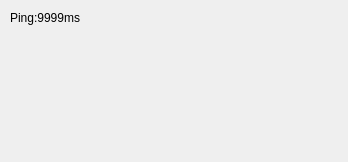
Old version of the form mainwindow.ui in the repository 1143910315/QinDevilClient.
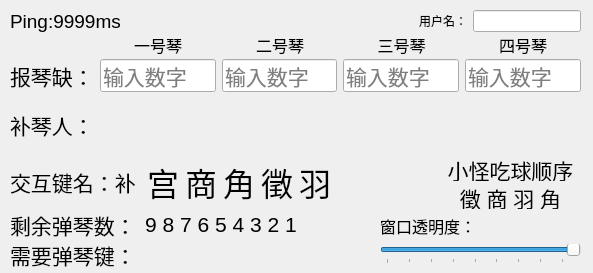
New version of the form. Custom widgets are drawn as their Qt base class.

Commit message: 报缺补弦弹琴

What changed in the file:
```diff
--- a/mainwindow.ui
+++ b/mainwindow.ui
@@ -6,29 +6,542 @@
    <rect>
     <x>0</x>
     <y>0</y>
-    <width>348</width>
-    <height>162</height>
+    <width>593</width>
+    <height>273</height>
    </rect>
   </property>
   <property name="windowTitle">
    <string>MainWindow</string>
   </property>
   <widget class="QWidget" name="centralwidget">
-   <widget class="QLabel" name="label">
+   <widget class="QWidget" name="layoutWidget">
+    <property name="geometry">
+     <rect>
+      <x>10</x>
+      <y>163</y>
+      <width>321</width>
+      <height>38</height>
+     </rect>
+    </property>
+    <layout class="QHBoxLayout" name="horizontalLayout" stretch="1,0,0,0,0,0">
+     <item>
+      <widget class="QLabel" name="label_15">
+       <property name="font">
+        <font>
+         <pointsize>16</pointsize>
+        </font>
+       </property>
+       <property name="text">
+        <string>交互键名：补</string>
+       </property>
+      </widget>
+     </item>
+     <item>
+      <widget class="ColorLabel" name="label_2">
+       <property name="font">
+        <font>
+         <family>Arial</family>
+         <pointsize>24</pointsize>
+        </font>
+       </property>
+       <property name="text">
+        <string>宫</string>
+       </property>
+      </widget>
+     </item>
+     <item>
+      <widget class="ColorLabel" name="label_3">
+       <property name="font">
+        <font>
+         <family>Arial</family>
+         <pointsize>24</pointsize>
+        </font>
+       </property>
+       <property name="text">
+        <string>商</string>
+       </property>
+      </widget>
+     </item>
+     <item>
+      <widget class="ColorLabel" name="label_4">
+       <property name="font">
+        <font>
+         <family>Arial</family>
+         <pointsize>24</pointsize>
+        </font>
+       </property>
+       <property name="text">
+        <string>角</string>
+       </property>
+      </widget>
+     </item>
+     <item>
+      <widget class="ColorLabel" name="label_5">
+       <property name="font">
+        <font>
+         <family>Arial</family>
+         <pointsize>24</pointsize>
+        </font>
+       </property>
+       <property name="text">
+        <string>徵</string>
+       </property>
+      </widget>
+     </item>
+     <item>
+      <widget class="ColorLabel" name="label_6">
+       <property name="font">
+        <font>
+         <family>Arial</family>
+         <pointsize>24</pointsize>
+        </font>
+       </property>
+       <property name="text">
+        <string>羽</string>
+       </property>
+      </widget>
+     </item>
+    </layout>
+   </widget>
+   <widget class="QWidget" name="layoutWidget">
+    <property name="geometry">
+     <rect>
+      <x>10</x>
+      <y>212</y>
+      <width>351</width>
+      <height>55</height>
+     </rect>
+    </property>
+    <layout class="QHBoxLayout" name="horizontalLayout_4" stretch="6,10">
+     <item>
+      <layout class="QVBoxLayout" name="verticalLayout_2">
+       <item>
+        <widget class="QLabel" name="label_16">
+         <property name="font">
+          <font>
+           <pointsize>16</pointsize>
+          </font>
+         </property>
+         <property name="text">
+          <string>剩余弹琴数：</string>
+         </property>
+        </widget>
+       </item>
+       <item>
+        <widget class="QLabel" name="label_17">
+         <property name="font">
+          <font>
+           <pointsize>16</pointsize>
+          </font>
+         </property>
+         <property name="text">
+          <string>需要弹琴键：</string>
+         </property>
+        </widget>
+       </item>
+      </layout>
+     </item>
+     <item>
+      <layout class="QVBoxLayout" name="verticalLayout">
+       <item>
+        <widget class="QLabel" name="label_12">
+         <property name="font">
+          <font>
+           <pointsize>16</pointsize>
+          </font>
+         </property>
+         <property name="text">
+          <string>9 8 7 6 5 4 3 2 1</string>
+         </property>
+        </widget>
+       </item>
+       <item>
+        <widget class="QLabel" name="label_13">
+         <property name="font">
+          <font>
+           <pointsize>16</pointsize>
+          </font>
+         </property>
+         <property name="text">
+          <string/>
+         </property>
+        </widget>
+       </item>
+      </layout>
+     </item>
+    </layout>
+   </widget>
+   <widget class="QWidget" name="layoutWidget">
+    <property name="geometry">
+     <rect>
+      <x>10</x>
+      <y>94</y>
+      <width>571</width>
+      <height>61</height>
+     </rect>
+    </property>
+    <layout class="QHBoxLayout" name="horizontalLayout_5" stretch="0,1">
+     <item>
+      <widget class="QLabel" name="label_18">
+       <property name="font">
+        <font>
+         <pointsize>16</pointsize>
+        </font>
+       </property>
+       <property name="text">
+        <string>补琴人：</string>
+       </property>
+      </widget>
+     </item>
+     <item>
+      <layout class="QHBoxLayout" name="horizontalLayout_2">
+       <item>
+        <widget class="ColorLabel" name="label_7">
+         <property name="font">
+          <font>
+           <pointsize>12</pointsize>
+          </font>
+         </property>
+         <property name="text">
+          <string/>
+         </property>
+        </widget>
+       </item>
+       <item>
+        <widget class="ColorLabel" name="label_8">
+         <property name="font">
+          <font>
+           <pointsize>12</pointsize>
+          </font>
+         </property>
+         <property name="text">
+          <string/>
+         </property>
+        </widget>
+       </item>
+       <item>
+        <widget class="ColorLabel" name="label_9">
+         <property name="font">
+          <font>
+           <pointsize>12</pointsize>
+          </font>
+         </property>
+         <property name="text">
+          <string/>
+         </property>
+        </widget>
+       </item>
+       <item>
+        <widget class="ColorLabel" name="label_10">
+         <property name="font">
+          <font>
+           <pointsize>12</pointsize>
+          </font>
+         </property>
+         <property name="text">
+          <string/>
+         </property>
+        </widget>
+       </item>
+      </layout>
+     </item>
+    </layout>
+   </widget>
+   <widget class="QWidget" name="layoutWidget">
+    <property name="geometry">
+     <rect>
+      <x>10</x>
+      <y>55</y>
+      <width>571</width>
+      <height>41</height>
+     </rect>
+    </property>
+    <layout class="QHBoxLayout" name="horizontalLayout_6" stretch="0,1">
+     <item>
+      <widget class="QLabel" name="label_14">
+       <property name="font">
+        <font>
+         <pointsize>16</pointsize>
+        </font>
+       </property>
+       <property name="text">
+        <string>报琴缺：</string>
+       </property>
+      </widget>
+     </item>
+     <item>
+      <layout class="QHBoxLayout" name="horizontalLayout_3">
+       <item>
+        <widget class="QLineEdit" name="lineEdit">
+         <property name="font">
+          <font>
+           <pointsize>16</pointsize>
+          </font>
+         </property>
+         <property name="inputMethodHints">
+          <set>Qt::ImhHiddenText</set>
+         </property>
+         <property name="placeholderText">
+          <string>输入数字</string>
+         </property>
+        </widget>
+       </item>
+       <item>
+        <widget class="QLineEdit" name="lineEdit_2">
+         <property name="font">
+          <font>
+           <pointsize>16</pointsize>
+          </font>
+         </property>
+         <property name="inputMethodHints">
+          <set>Qt::ImhHiddenText</set>
+         </property>
+         <property name="placeholderText">
+          <string>输入数字</string>
+         </property>
+        </widget>
+       </item>
+       <item>
+        <widget class="QLineEdit" name="lineEdit_3">
+         <property name="font">
+          <font>
+           <pointsize>16</pointsize>
+          </font>
+         </property>
+         <property name="inputMethodHints">
+          <set>Qt::ImhHiddenText</set>
+         </property>
+         <property name="placeholderText">
+          <string>输入数字</string>
+         </property>
+        </widget>
+       </item>
+       <item>
+        <widget class="QLineEdit" name="lineEdit_4">
+         <property name="font">
+          <font>
+           <pointsize>16</pointsize>
+          </font>
+         </property>
+         <property name="inputMethodHints">
+          <set>Qt::ImhHiddenText</set>
+         </property>
+         <property name="placeholderText">
+          <string>输入数字</string>
+         </property>
+        </widget>
+       </item>
+      </layout>
+     </item>
+    </layout>
+   </widget>
+   <widget class="QWidget" name="layoutWidget">
+    <property name="geometry">
+     <rect>
+      <x>440</x>
+      <y>158</y>
+      <width>141</width>
+      <height>51</height>
+     </rect>
+    </property>
+    <layout class="QVBoxLayout" name="verticalLayout_3">
+     <item>
+      <widget class="QLabel" name="label_19">
+       <property name="font">
+        <font>
+         <pointsize>16</pointsize>
+        </font>
+       </property>
+       <property name="text">
+        <string>小怪吃球顺序</string>
+       </property>
+       <property name="alignment">
+        <set>Qt::AlignCenter</set>
+       </property>
+      </widget>
+     </item>
+     <item>
+      <widget class="QLabel" name="label_20">
+       <property name="font">
+        <font>
+         <pointsize>16</pointsize>
+        </font>
+       </property>
+       <property name="text">
+        <string>徵 商 羽 角</string>
+       </property>
+       <property name="alignment">
+        <set>Qt::AlignCenter</set>
+       </property>
+      </widget>
+     </item>
+    </layout>
+   </widget>
+   <widget class="QWidget" name="layoutWidget">
+    <property name="geometry">
+     <rect>
+      <x>380</x>
+      <y>213</y>
+      <width>201</width>
+      <height>51</height>
+     </rect>
+    </property>
+    <layout class="QVBoxLayout" name="verticalLayout_4">
+     <item>
+      <widget class="QLabel" name="label_21">
+       <property name="font">
+        <font>
+         <pointsize>12</pointsize>
+        </font>
+       </property>
+       <property name="text">
+        <string>窗口透明度：</string>
+       </property>
+      </widget>
+     </item>
+     <item>
+      <widget class="QSlider" name="horizontalSlider">
+       <property name="minimum">
+        <number>15</number>
+       </property>
+       <property name="maximum">
+        <number>100</number>
+       </property>
+       <property name="value">
+        <number>100</number>
+       </property>
+       <property name="orientation">
+        <enum>Qt::Horizontal</enum>
+       </property>
+       <property name="tickPosition">
+        <enum>QSlider::TicksBelow</enum>
+       </property>
+      </widget>
+     </item>
+    </layout>
+   </widget>
+   <widget class="QWidget" name="layoutWidget">
     <property name="geometry">
      <rect>
       <x>10</x>
       <y>10</y>
-      <width>111</width>
-      <height>16</height>
+      <width>571</width>
+      <height>22</height>
      </rect>
     </property>
-    <property name="text">
-     <string>Ping:9999ms</string>
+    <layout class="QHBoxLayout" name="horizontalLayout_7" stretch="1,0,0">
+     <item>
+      <widget class="QLabel" name="label">
+       <property name="font">
+        <font>
+         <pointsize>14</pointsize>
+        </font>
+       </property>
+       <property name="text">
+        <string>Ping:9999ms</string>
+       </property>
+      </widget>
+     </item>
+     <item>
+      <widget class="QLabel" name="label_11">
+       <property name="text">
+        <string>用户名：</string>
+       </property>
+      </widget>
+     </item>
+     <item>
+      <widget class="QLineEdit" name="lineEdit_5">
+       <property name="maxLength">
+        <number>10</number>
+       </property>
+       <property name="readOnly">
+        <bool>true</bool>
+       </property>
+      </widget>
+     </item>
+    </layout>
+   </widget>
+   <widget class="QWidget" name="layoutWidget">
+    <property name="geometry">
+     <rect>
+      <x>100</x>
+      <y>34</y>
+      <width>481</width>
+      <height>21</height>
+     </rect>
     </property>
+    <layout class="QHBoxLayout" name="horizontalLayout_8">
+     <item>
+      <widget class="QLabel" name="label_22">
+       <property name="font">
+        <font>
+         <pointsize>12</pointsize>
+        </font>
+       </property>
+       <property name="text">
+        <string>一号琴</string>
+       </property>
+       <property name="alignment">
+        <set>Qt::AlignCenter</set>
+       </property>
+      </widget>
+     </item>
+     <item>
+      <widget class="QLabel" name="label_23">
+       <property name="font">
+        <font>
+         <pointsize>12</pointsize>
+        </font>
+       </property>
+       <property name="text">
+        <string>二号琴</string>
+       </property>
+       <property name="alignment">
+        <set>Qt::AlignCenter</set>
+       </property>
+      </widget>
+     </item>
+     <item>
+      <widget class="QLabel" name="label_24">
+       <property name="font">
+        <font>
+         <pointsize>12</pointsize>
+        </font>
+       </property>
+       <property name="text">
+        <string>三号琴</string>
+       </property>
+       <property name="alignment">
+        <set>Qt::AlignCenter</set>
+       </property>
+      </widget>
+     </item>
+     <item>
+      <widget class="QLabel" name="label_25">
+       <property name="font">
+        <font>
+         <pointsize>12</pointsize>
+        </font>
+       </property>
+       <property name="text">
+        <string>四号琴</string>
+       </property>
+       <property name="alignment">
+        <set>Qt::AlignCenter</set>
+       </property>
+      </widget>
+     </item>
+    </layout>
    </widget>
   </widget>
  </widget>
+ <customwidgets>
+  <customwidget>
+   <class>ColorLabel</class>
+   <extends>QLabel</extends>
+   <header location="global">colorlabel.h</header>
+  </customwidget>
+ </customwidgets>
  <resources/>
  <connections/>
 </ui>
```
The commit also changes 17 other files.
